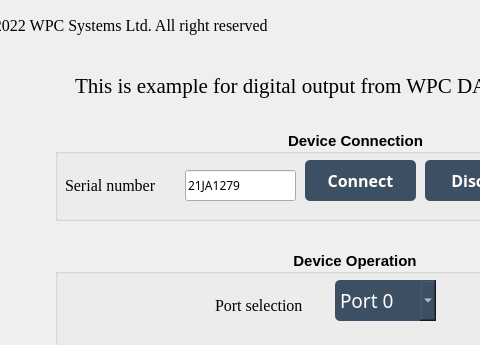
This is Examples/GUI/DIO/Example_digital_output/UI_design/example_GUI_Digital_Output.ui in WPC-Systems-Ltd/WPC_Python_driver_release as Qt 5 draws it before an edit; both pictures show x 115 to 595 and y 0 to 345 of the 932 by 614 pixel window. The edited form follows.
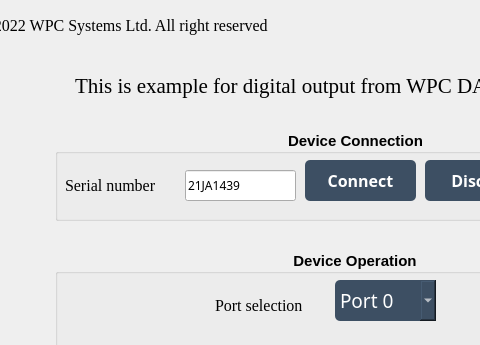
This is the edited form. Icons and pictures are not drawn.

Commit message: Add GUI example code packet classification

Diff of the .ui file:
```diff
--- a/Examples/GUI/DIO/Example_digital_output/UI_design/example_GUI_Digital_Output.ui
+++ b/Examples/GUI/DIO/Example_digital_output/UI_design/example_GUI_Digital_Output.ui
@@ -367,7 +367,7 @@
       </font>
      </property>
      <property name="text">
-      <string>21JA1279</string>
+      <string>21JA1439</string>
      </property>
     </widget>
     <widget class="QLabel" name="lb_led">
```
Left out of the diff: 16 changed lines with no effect on the pictures. The commit also changes 6 other files.
